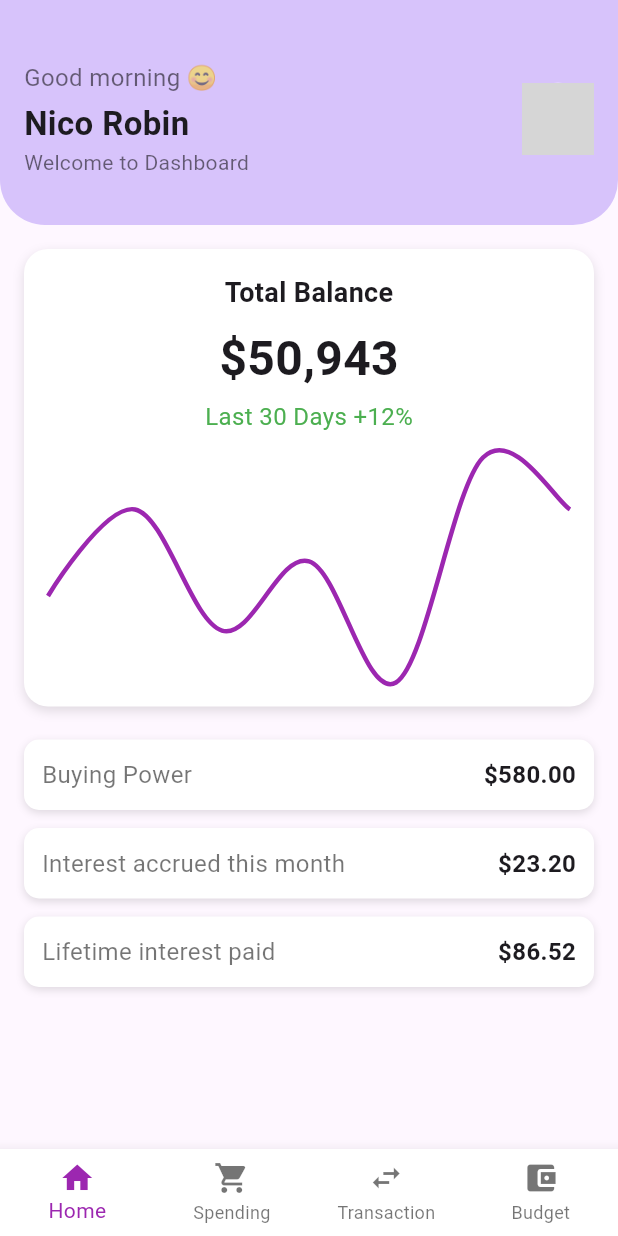
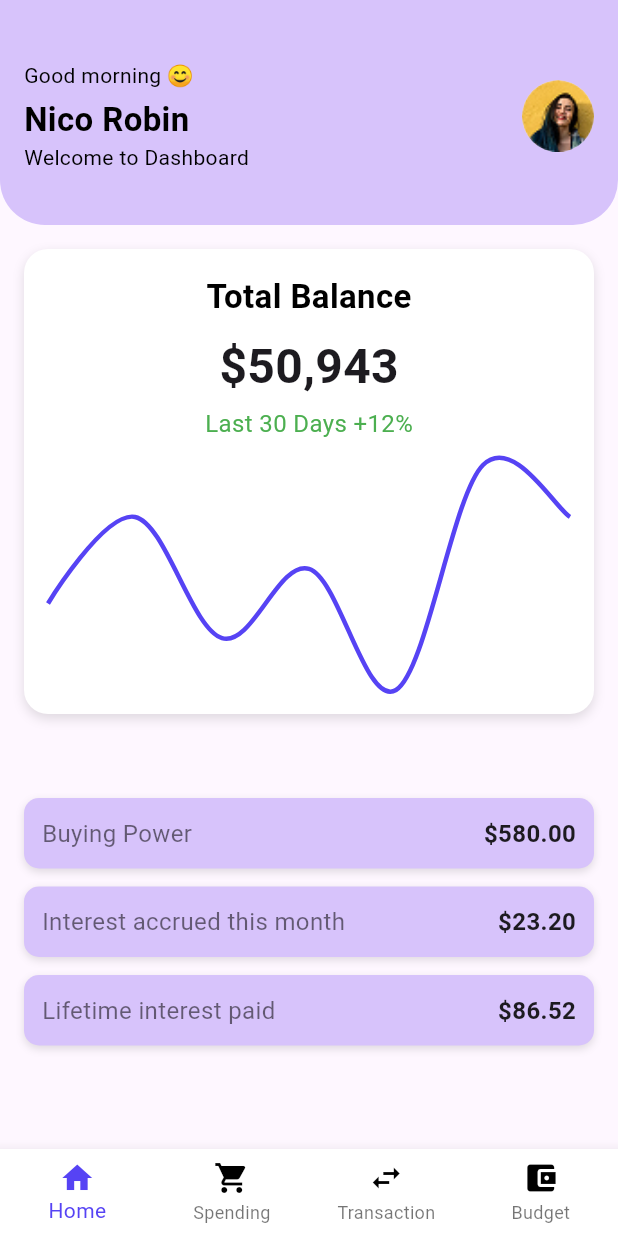
Before and after one commit to WrenixAdmin/Mobile-App--Finance, a Flutter app: the HomeScreen screen opened directly, on a phone screen of 412 x 824 dp. Run offline on Flutter 3.47's test engine with Material 3 defaults, Android fonts, the phone set to English and light mode, and no system bars; drawn by our look-alikes of fl_chart; Roboto replaces fonts that are missing (Poppins); grey boxes are pictures that could not be loaded.

Commit message:
modify screen

```diff
--- a/FrontEnd/finance/lib/components/customContainer.dart
+++ b/FrontEnd/finance/lib/components/customContainer.dart
@@ -1,4 +1,5 @@
 // custom_container.dart
+import 'package:finance/utils/colors.dart';
 import 'package:flutter/material.dart';
 
 class CustomContainer extends StatelessWidget {
@@ -11,7 +12,7 @@ class CustomContainer extends StatelessWidget {
     Key? key,
     required this.child,
     this.padding = const EdgeInsets.only(top: 40, bottom: 20),
-    this.color = const Color(0xFFD4CFE0),
+    this.color = AppColors.lightPurpleColor,
     this.borderRadius = const BorderRadius.only(
       bottomLeft: Radius.circular(30),
       bottomRight: Radius.circular(30),
--- /dev/null
+++ b/FrontEnd/finance/lib/components/navigator.dart
@@ -0,0 +1,74 @@
+import 'package:finance/utils/colors.dart';
+import 'package:finance/utils/icons.dart';
+import 'package:flutter/material.dart';
+import 'package:finance/screens/home/home_screen.dart';
+import 'package:finance/screens/summery/summery_screen.dart';
+
+class CustomBottomNavigationBar extends StatelessWidget {
+  final int currentIndex;
+  final Function(int) onTap;
+
+  const CustomBottomNavigationBar({
+    super.key,
+    required this.currentIndex,
+    required this.onTap,
+  });
+
+  @override
+  Widget build(BuildContext context) {
+    return BottomNavigationBar(
+      type: BottomNavigationBarType.fixed,
+      backgroundColor: AppColors.white,
+      items: [
+        BottomNavigationBarItem(
+          icon: Icon(
+            AppIcons.home,
+            color: currentIndex == 0 ? AppColors.primaryColor : AppColors.black,
+          ),
+          label: 'Home',
+        ),
+        BottomNavigationBarItem(
+          icon: Icon(
+            AppIcons.spending,
+            color: currentIndex == 1 ? AppColors.primaryColor : AppColors.black,
+          ),
+          label: 'Spending',
+        ),
+        BottomNavigationBarItem(
+          icon: Icon(
+            AppIcons.transaction,
+            color: currentIndex == 2 ? AppColors.primaryColor : AppColors.black,
+          ),
+          label: 'Transaction',
+        ),
+        BottomNavigationBarItem(
+          icon: Icon(
+            AppIcons.budget,
+            color: currentIndex == 3 ? AppColors.primaryColor : AppColors.black,
+          ),
+          label: 'Budget',
+        ),
+      ],
+      currentIndex: currentIndex,
+      selectedItemColor: AppColors.primaryColor,
+      onTap: (index) {
+        switch (index) {
+          case 0:
+            Navigator.push(
+              context,
+              MaterialPageRoute(builder: (context) => HomeScreen()),
+            );
+            break;
+          case 1:
+            Navigator.push(
+              context,
+              MaterialPageRoute(builder: (context) => SpendingScreen()),
+            );
+            break;
+        // Add cases for other indices if needed
+        }
+        onTap(index);
+      },
+    );
+  }
+}
--- /dev/null
+++ b/FrontEnd/finance/lib/components/profile_avatar.dart
@@ -0,0 +1,17 @@
+// profile_avatar.dart
+import 'package:flutter/material.dart';
+
+class ProfileAvatar extends StatelessWidget {
+  final String imagePath;
+  final double radius;
+
+  ProfileAvatar({required this.imagePath, required this.radius});
+
+  @override
+  Widget build(BuildContext context) {
+    return CircleAvatar(
+      backgroundImage: AssetImage(imagePath),
+      radius: radius,
+    );
+  }
+}
--- a/FrontEnd/finance/lib/main.dart
+++ b/FrontEnd/finance/lib/main.dart
@@ -1,4 +1,5 @@
 import 'package:finance/screens/splash/splash_screen.dart';
+
 
 import 'package:flutter/material.dart';
 
--- a/FrontEnd/finance/lib/screens/home/home_screen.dart
+++ b/FrontEnd/finance/lib/screens/home/home_screen.dart
@@ -1,6 +1,12 @@
+import 'package:finance/components/profile_avatar.dart';
+import 'package:finance/screens/profile/profile_screen.dart';
+import 'package:finance/utils/colors.dart';
+import 'package:finance/utils/style.dart';
 import 'package:fl_chart/fl_chart.dart';
 import 'package:flutter/material.dart';
 
+
+import '../../components/navigator.dart';
 import '../../service/greeting.dart';
 
 class HomeScreen extends StatelessWidget {
@@ -11,8 +17,8 @@ class HomeScreen extends StatelessWidget {
         preferredSize: Size.fromHeight(150),
         child: Container(
           padding: EdgeInsets.only(top: 40, left: 16, right: 16),
-          decoration: BoxDecoration(
-            color: Color(0xFFD7C3FB),
+          decoration: const BoxDecoration(
+            color: AppColors.lightPurpleColor,
             borderRadius: BorderRadius.only(
               bottomLeft: Radius.circular(30),
               bottomRight: Radius.circular(30),
@@ -28,17 +34,25 @@ class HomeScreen extends StatelessWidget {
                     crossAxisAlignment: CrossAxisAlignment.start,
                     children: [
                       Text(GreetingMessage().getGreeting(),
-                          style: TextStyle(fontSize: 16, color: Colors.black54)),
-                      SizedBox(height: 4),
-                      Text('Nico Robin',
-                          style: TextStyle(fontSize: 22, fontWeight: FontWeight.bold)),
-                      Text('Welcome to Dashboard',
-                          style: TextStyle(fontSize: 14, color: Colors.black54)),
+                          style: AppStyles.body),
+                      const SizedBox(height: 4),
+                      const Text('Nico Robin',
+                          style: AppStyles.headr),
+                      const Text('Welcome to Dashboard',
+                          style: AppStyles.body),
                     ],
                   ),
-                  CircleAvatar(
-                    backgroundImage: AssetImage('assets/profile.jpg'),
-                    radius: 24,
+                  GestureDetector(
+                    onTap: () {
+                      Navigator.push(
+                        context,
+                        MaterialPageRoute(builder: (context) => ProfileScreen()),
+                      );
+                    },
+                    child: ProfileAvatar(
+                      imagePath: 'images/avatar.png',
+                      radius: 24,
+                    ),
                   ),
                 ],
               ),
@@ -56,7 +70,7 @@ class HomeScreen extends StatelessWidget {
               decoration: BoxDecoration(
                 color: Colors.white,
                 borderRadius: BorderRadius.circular(16),
-                boxShadow: [
+                boxShadow: const [
                   BoxShadow(
                     color: Colors.black12,
                     blurRadius: 6,
@@ -66,20 +80,20 @@ class HomeScreen extends StatelessWidget {
               ),
               child: Column(
                 children: [
-                  Text('Total Balance',
-                      style: TextStyle(fontSize: 18, fontWeight: FontWeight.bold)),
+                  const Text('Total Balance',
+                      style: AppStyles.headr),
                   SizedBox(height: 8),
-                  Text('\$50,943',
+                  const Text('\$50,943',
                       style: TextStyle(fontSize: 32, fontWeight: FontWeight.bold)),
                   SizedBox(height: 4),
-                  Text('Last 30 Days +12%',
-                      style: TextStyle(color: Colors.green, fontSize: 16)),
-                  SizedBox(height: 16),
+                  const Text('Last 30 Days +12%',
+                      style: TextStyle(color: AppColors.statusGreen, fontSize: 16)),
+                  const SizedBox(height: 16),
                   Container(height: 150, child: _buildChart()),
                 ],
               ),
             ),
-            SizedBox(height: 16),
+            SizedBox(height: 50),
             Column(
               children: [
                 _buildInfoTile('Buying Power', '\$580.00'),
@@ -90,19 +104,7 @@ class HomeScreen extends StatelessWidget {
           ],
         ),
       ),
-      bottomNavigationBar: BottomNavigationBar(
-        type: BottomNavigationBarType.fixed,
-        backgroundColor: Colors.white,
-        items: const <BottomNavigationBarItem>[
-          BottomNavigationBarItem(icon: Icon(Icons.home), label: 'Home'),
-          BottomNavigationBarItem(icon: Icon(Icons.shopping_cart), label: 'Spending'),
-          BottomNavigationBarItem(icon: Icon(Icons.swap_horiz), label: 'Transaction'),
-          BottomNavigationBarItem(icon: Icon(Icons.account_balance_wallet), label: 'Budget'),
-        ],
-        currentIndex: 0,
-        selectedItemColor: Colors.purple,
-        onTap: (int index) {},
-      ),
+      bottomNavigationBar: CustomBottomNavigationBar(currentIndex: 0, onTap: (index) {}),
     );
   }
 
@@ -124,7 +126,7 @@ class HomeScreen extends StatelessWidget {
               FlSpot(6, 2.5),
             ],
             isCurved: true,
-            color: Colors.purple,
+            color: AppColors.primaryColor,
             barWidth: 3,
             dotData: FlDotData(show: false),
             belowBarData: BarAreaData(show: false),
@@ -139,9 +141,9 @@ class HomeScreen extends StatelessWidget {
       margin: EdgeInsets.symmetric(vertical: 6),
       padding: EdgeInsets.all(12),
       decoration: BoxDecoration(
-        color: Colors.white,
+        color: AppColors.lightPurpleColor,
         borderRadius: BorderRadius.circular(10),
-        boxShadow: [
+        boxShadow: const [
           BoxShadow(
             color: Colors.black12,
             blurRadius: 4,
--- a/FrontEnd/finance/lib/utils/colors.dart
+++ b/FrontEnd/finance/lib/utils/colors.dart
@@ -3,7 +3,11 @@ import 'package:flutter/material.dart';
 * @Use: Add the color to the app
 * */
 class AppColors {
+  static const Color white = Color(0xFFFFFFFF);
+  static const Color black = Color(0xFF000000);
 
+
+//Colors for the app
   static const Color background = Color(0xFFE5E5F5);
   static const Color primaryColor = Color(0xFF5643F4);
   static const Color secondaryColor = Color(0xFFFFFFFF);
@@ -14,8 +18,13 @@ class AppColors {
   static const Color indicatorActive = Colors.blueAccent;
   static const Color indicatorInactive = Colors.grey;
 
+  //light colors
+  static const Color lightPurpleColor = Color(0xFFD7C3FB);
+
+  //status Colors
+  static const Color statusGreen = Color(0xFF4CAF50);
+  static const Color statusRed = Color(0xFFE57373);
+  static const Color statusYellow = Color(0xFFFFD54F);
 
 
-  //light colors
-  static const Color lightPurpleColor = Color(0xFFD7C3FB);
 }
--- a/FrontEnd/finance/lib/utils/icons.dart
+++ b/FrontEnd/finance/lib/utils/icons.dart
@@ -7,4 +7,12 @@ class AppIcons {
   static const IconData calendar = Icons.calendar_today;
   static const IconData arrowForward = Icons.arrow_forward_ios;
 
+
+  //Navigator Icons
+  static const IconData home = Icons.home;
+  static const IconData spending = Icons.shopping_cart;
+  static const IconData transaction = Icons.swap_horiz;
+  static const IconData budget = Icons.account_balance_wallet;
+
+
 }
--- a/FrontEnd/finance/pubspec.yaml
+++ b/FrontEnd/finance/pubspec.yaml
@@ -62,6 +62,7 @@ flutter:
      - images/screen_one.png
      - images/screen_two.png
      - images/screen_three.png
+     - images/avatar.png
 
 
   # An image asset can refer to one or more resolution-specific "variants", see
```
Also changed, not shown: FrontEnd/finance/lib/screens/modal/log_out_screen.dart (+17 -11 lines), FrontEnd/finance/lib/screens/profile/profile_screen.dart (+17 -3 lines), FrontEnd/finance/lib/screens/summery/summery_screen.dart (added, +164 -0 lines), FrontEnd/finance/images/avatar.png (added).
